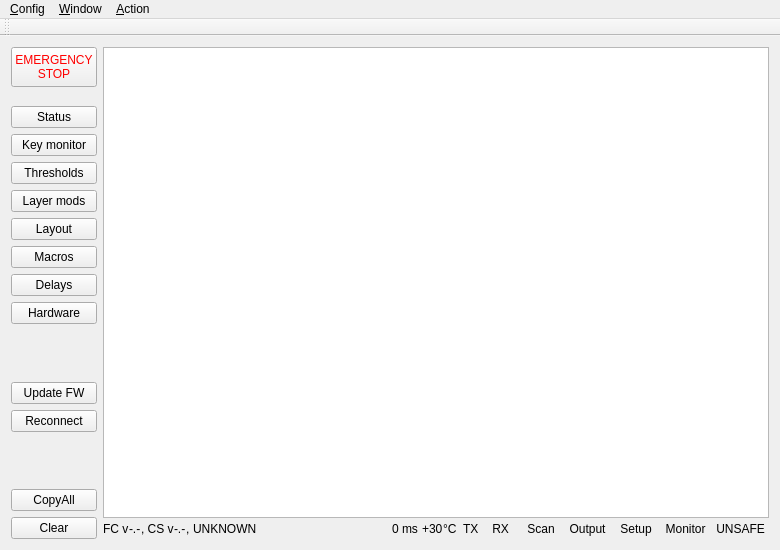
Old version of the form FlightController/FlightController.ui in the repository dmaone/CommonSense.
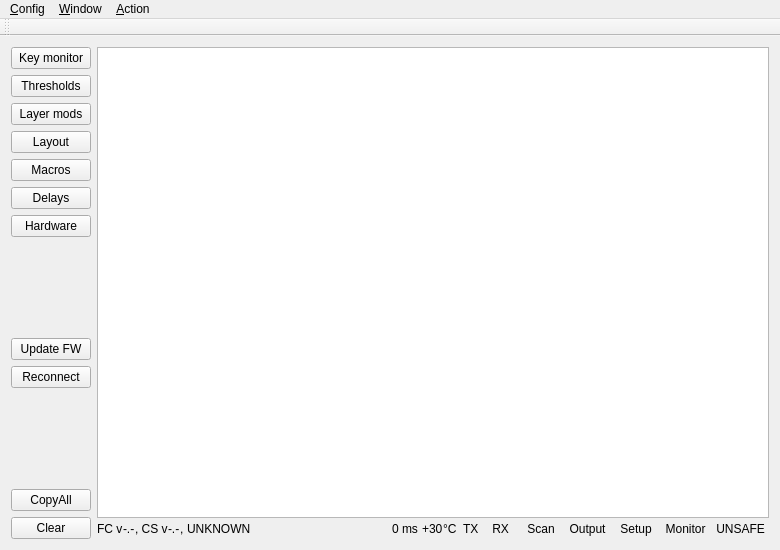
New version of the form. Custom widgets are drawn as their Qt base class.

Commit message:
Removed obsolete buttons
Status button is obsoleted by status bar.

Emergency stop button - by scanner startup sanity check

```diff
--- a/FlightController/FlightController.ui
+++ b/FlightController/FlightController.ui
@@ -17,160 +17,111 @@
    <layout class="QHBoxLayout" name="horizontalLayout">
     <item>
      <layout class="QGridLayout" name="gridLayout">
-      <item row="7" column="0">
-       <widget class="QPushButton" name="MatrixMonitorButton">
-        <property name="text">
-         <string>Key monitor</string>
-        </property>
-       </widget>
-      </item>
-      <item row="23" column="0">
-       <spacer name="verticalSpacer">
-        <property name="orientation">
-         <enum>Qt::Vertical</enum>
-        </property>
-        <property name="sizeHint" stdset="0">
-         <size>
-          <width>20</width>
-          <height>40</height>
-         </size>
-        </property>
-       </spacer>
-      </item>
       <item row="21" column="0">
-       <widget class="QPushButton" name="BootloaderButton">
-        <property name="text">
-         <string>Update FW</string>
-        </property>
-       </widget>
-      </item>
-      <item row="5" column="0">
-       <spacer name="verticalSpacer_2">
-        <property name="orientation">
-         <enum>Qt::Vertical</enum>
-        </property>
-        <property name="sizeType">
-         <enum>QSizePolicy::Fixed</enum>
-        </property>
-        <property name="sizeHint" stdset="0">
-         <size>
-          <width>20</width>
-          <height>13</height>
-         </size>
-        </property>
-       </spacer>
-      </item>
-      <item row="25" column="0">
-       <widget class="QPushButton" name="ClearButton">
-        <property name="text">
-         <string>Clear</string>
-        </property>
-       </widget>
-      </item>
-      <item row="6" column="0">
-       <widget class="QPushButton" name="statusRequestButton">
-        <property name="text">
-         <string>Status</string>
-        </property>
-       </widget>
-      </item>
-      <item row="11" column="0">
-       <widget class="QPushButton" name="layoutButton">
-        <property name="text">
-         <string>Layout</string>
-        </property>
-       </widget>
-      </item>
-      <item row="24" column="0">
        <widget class="QPushButton" name="CopyAllButton">
         <property name="text">
          <string>CopyAll</string>
         </property>
        </widget>
       </item>
+      <item row="6" column="0">
+       <widget class="QPushButton" name="layerModsButton">
+        <property name="text">
+         <string>Layer mods</string>
+        </property>
+       </widget>
+      </item>
+      <item row="22" column="0">
+       <widget class="QPushButton" name="ClearButton">
+        <property name="text">
+         <string>Clear</string>
+        </property>
+       </widget>
+      </item>
       <item row="19" column="0">
-       <spacer name="verticalSpacer_3">
-        <property name="orientation">
-         <enum>Qt::Vertical</enum>
+       <widget class="QPushButton" name="reconnectButton">
+        <property name="text">
+         <string>Reconnect</string>
         </property>
-        <property name="sizeType">
-         <enum>QSizePolicy::MinimumExpanding</enum>
-        </property>
-        <property name="sizeHint" stdset="0">
-         <size>
-          <width>20</width>
-          <height>13</height>
-         </size>
-        </property>
-       </spacer>
+       </widget>
       </item>
-      <item row="3" column="0">
-       <widget class="QPushButton" name="redButton">
-        <property name="minimumSize">
-         <size>
-          <width>0</width>
-          <height>40</height>
-         </size>
-        </property>
-        <property name="autoFillBackground">
-         <bool>false</bool>
-        </property>
-        <property name="styleSheet">
-         <string notr="true">color: #ff0000;</string>
-        </property>
+      <item row="9" column="0">
+       <widget class="QPushButton" name="macrosButton">
         <property name="text">
-         <string>EMERGENCY
-STOP</string>
-        </property>
-        <property name="checkable">
-         <bool>false</bool>
-        </property>
-        <property name="checked">
-         <bool>false</bool>
+         <string>Macros</string>
         </property>
        </widget>
       </item>
       <item row="8" column="0">
-       <widget class="QPushButton" name="thresholdsButton">
+       <widget class="QPushButton" name="layoutButton">
         <property name="text">
-         <string>Thresholds</string>
+         <string>Layout</string>
         </property>
        </widget>
       </item>
-      <item row="16" column="0">
+      <item row="13" column="0">
        <widget class="QPushButton" name="hwButton">
         <property name="text">
          <string>Hardware</string>
         </property>
        </widget>
       </item>
-      <item row="14" column="0">
+      <item row="18" column="0">
+       <widget class="QPushButton" name="BootloaderButton">
+        <property name="text">
+         <string>Update FW</string>
+        </property>
+       </widget>
+      </item>
+      <item row="20" column="0">
+       <spacer name="verticalSpacer">
+        <property name="orientation">
+         <enum>Qt::Vertical</enum>
+        </property>
+        <property name="sizeHint" stdset="0">
+         <size>
+          <width>20</width>
+          <height>40</height>
+         </size>
+        </property>
+       </spacer>
+      </item>
+      <item row="4" column="0">
+       <widget class="QPushButton" name="MatrixMonitorButton">
+        <property name="text">
+         <string>Key monitor</string>
+        </property>
+       </widget>
+      </item>
+      <item row="5" column="0">
+       <widget class="QPushButton" name="thresholdsButton">
+        <property name="text">
+         <string>Thresholds</string>
+        </property>
+       </widget>
+      </item>
+      <item row="11" column="0">
        <widget class="QPushButton" name="delaysButton">
         <property name="text">
          <string>Delays</string>
         </property>
        </widget>
       </item>
-      <item row="9" column="0">
-       <widget class="QPushButton" name="layerModsButton">
-        <property name="text">
-         <string>Layer mods</string>
+      <item row="16" column="0">
+       <spacer name="verticalSpacer_3">
+        <property name="orientation">
+         <enum>Qt::Vertical</enum>
         </property>
-       </widget>
-      </item>
-      <item row="12" column="0">
-       <widget class="QPushButton" name="macrosButton">
-        <property name="text">
-         <string>Macros</string>
+        <property name="sizeType">
+         <enum>QSizePolicy::MinimumExpanding</enum>
         </property>
-       </widget>
-      </item>
-      <item row="22" column="0">
-       <widget class="QPushButton" name="reconnectButton">
-        <property name="text">
-         <string>Reconnect</string>
+        <property name="sizeHint" stdset="0">
+         <size>
+          <width>20</width>
+          <height>13</height>
+         </size>
         </property>
-       </widget>
+       </spacer>
       </item>
      </layout>
     </item>
```
The commit also changes 4 other files.
